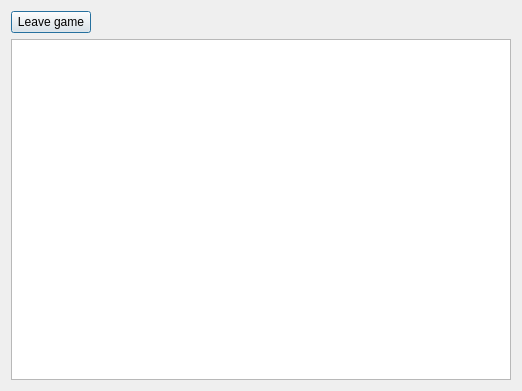
melonDS-emu/melonDS, file src/frontend/qt_sdl/LANDialog.ui: the form before one commit.
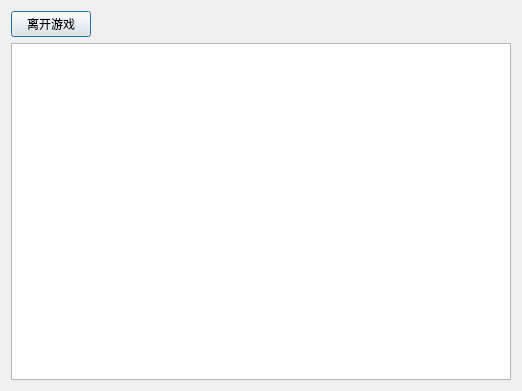
The form after the commit.

Patch:
```diff
--- a/src/frontend/qt_sdl/LANDialog.ui
+++ b/src/frontend/qt_sdl/LANDialog.ui
@@ -22,7 +22,7 @@
      <item>
       <widget class="QPushButton" name="btnLeaveGame">
        <property name="text">
-        <string>Leave game</string>
+        <string>离开游戏</string>
        </property>
       </widget>
      </item>
```
Left out of the diff: 2 changed lines with no effect on the pictures.
